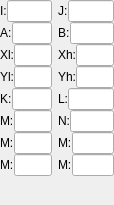
Qt form ui/cregssc61860widget.ui (TheProjecter/pockemul) before a commit.
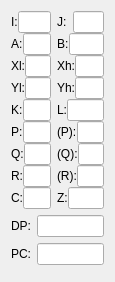
The same form after that commit.

What changed in the file:
```diff
--- a/ui/cregssc61860widget.ui
+++ b/ui/cregssc61860widget.ui
@@ -6,8 +6,8 @@
    <rect>
     <x>0</x>
     <y>0</y>
-    <width>114</width>
-    <height>205</height>
+    <width>115</width>
+    <height>282</height>
    </rect>
   </property>
   <property name="sizePolicy">
@@ -26,14 +26,14 @@
    <string>Form</string>
   </property>
   <layout class="QVBoxLayout" name="verticalLayout_3">
-   <property name="margin">
-    <number>0</number>
-   </property>
    <item>
     <layout class="QHBoxLayout" name="horizontalLayout_17">
      <property name="sizeConstraint">
       <enum>QLayout::SetMinimumSize</enum>
      </property>
+     <property name="bottomMargin">
+      <number>0</number>
+     </property>
      <item>
       <layout class="QVBoxLayout" name="verticalLayout">
        <property name="spacing">
@@ -42,6 +42,9 @@
        <property name="sizeConstraint">
         <enum>QLayout::SetFixedSize</enum>
        </property>
+       <property name="bottomMargin">
+        <number>0</number>
+       </property>
        <item>
         <layout class="QHBoxLayout" name="horizontalLayout">
          <property name="sizeConstraint">
@@ -68,6 +71,18 @@
              <height>0</height>
             </size>
            </property>
+           <property name="font">
+            <font>
+             <weight>75</weight>
+             <bold>true</bold>
+            </font>
+           </property>
+           <property name="acceptDrops">
+            <bool>false</bool>
+           </property>
+           <property name="readOnly">
+            <bool>true</bool>
+           </property>
           </widget>
          </item>
         </layout>
@@ -98,6 +113,18 @@
              <height>0</height>
             </size>
            </property>
+           <property name="font">
+            <font>
+             <weight>75</weight>
+             <bold>true</bold>
+            </font>
+           </property>
+           <property name="acceptDrops">
+            <bool>false</bool>
+           </property>
+           <property name="readOnly">
+            <bool>true</bool>
+           </property>
           </widget>
          </item>
         </layout>
@@ -128,6 +155,18 @@
              <height>0</height>
             </size>
            </property>
+           <property name="font">
+            <font>
+             <weight>75</weight>
+             <bold>true</bold>
+            </font>
+           </property>
+           <property name="acceptDrops">
+            <bool>false</bool>
+           </property>
+           <property name="readOnly">
+            <bool>true</bool>
+           </property>
           </widget>
          </item>
         </layout>
@@ -158,6 +197,18 @@
              <height>0</height>
             </size>
            </property>
+           <property name="font">
+            <font>
+             <weight>75</weight>
+             <bold>true</bold>
+            </font>
+           </property>
+           <property name="acceptDrops">
+            <bool>false</bool>
+           </property>
+           <property name="readOnly">
+            <bool>true</bool>
+           </property>
           </widget>
          </item>
         </layout>
@@ -188,6 +239,18 @@
              <height>0</height>
             </size>
            </property>
+           <property name="font">
+            <font>
+             <weight>75</weight>
+             <bold>true</bold>
+            </font>
+           </property>
+           <property name="acceptDrops">
+            <bool>false</bool>
+           </property>
+           <property name="readOnly">
+            <bool>true</bool>
+           </property>
           </widget>
          </item>
         </layout>
@@ -200,7 +263,7 @@
          <item>
           <widget class="QLabel" name="label_11">
            <property name="text">
-            <string>M:</string>
+            <string>P:</string>
            </property>
           </widget>
          </item>
@@ -217,6 +280,54 @@
              <width>20</width>
              <height>0</height>
             </size>
+           </property>
+           <property name="font">
+            <font>
+             <weight>75</weight>
+             <bold>true</bold>
+            </font>
+           </property>
+           <property name="acceptDrops">
+            <bool>false</bool>
+           </property>
+           <property name="readOnly">
+            <bool>true</bool>
+           </property>
+          </widget>
+         </item>
+        </layout>
+       </item>
+       <item>
+        <layout class="QHBoxLayout" name="horizontalLayout_12">
+         <property name="sizeConstraint">
+          <enum>QLayout::SetMinimumSize</enum>
+         </property>
+         <item>
+          <widget class="QLabel" name="label_12">
+           <property name="text">
+            <string>Q:</string>
+           </property>
+          </widget>
+         </item>
+         <item>
+          <widget class="QLineEdit" name="regQ">
+           <property name="minimumSize">
+            <size>
+             <width>20</width>
+             <height>0</height>
+            </size>
+           </property>
+           <property name="font">
+            <font>
+             <weight>75</weight>
+             <bold>true</bold>
+            </font>
+           </property>
+           <property name="acceptDrops">
+            <bool>false</bool>
+           </property>
+           <property name="readOnly">
+            <bool>true</bool>
            </property>
           </widget>
          </item>
@@ -230,7 +341,7 @@
          <item>
           <widget class="QLabel" name="label_13">
            <property name="text">
-            <string>M:</string>
+            <string>R:</string>
            </property>
           </widget>
          </item>
@@ -248,6 +359,18 @@
              <height>0</height>
             </size>
            </property>
+           <property name="font">
+            <font>
+             <weight>75</weight>
+             <bold>true</bold>
+            </font>
+           </property>
+           <property name="acceptDrops">
+            <bool>false</bool>
+           </property>
+           <property name="readOnly">
+            <bool>true</bool>
+           </property>
           </widget>
          </item>
         </layout>
@@ -260,7 +383,7 @@
          <item>
           <widget class="QLabel" name="label_15">
            <property name="text">
-            <string>M:</string>
+            <string>C:</string>
            </property>
           </widget>
          </item>
@@ -278,6 +401,18 @@
              <height>0</height>
             </size>
            </property>
+           <property name="font">
+            <font>
+             <weight>75</weight>
+             <bold>true</bold>
+            </font>
+           </property>
+           <property name="acceptDrops">
+            <bool>false</bool>
+           </property>
+           <property name="readOnly">
+            <bool>true</bool>
+           </property>
           </widget>
          </item>
         </layout>
@@ -285,12 +420,21 @@
       </layout>
      </item>
      <item>
-      <layout class="QVBoxLayout" name="verticalLayout_2">
+      <layout class="QVBoxLayout" name="verticalLayout_2" stretch="0,0,0,0,0,0,0,0,0">
        <property name="spacing">
         <number>0</number>
        </property>
+       <property name="sizeConstraint">
+        <enum>QLayout::SetFixedSize</enum>
+       </property>
+       <property name="bottomMargin">
+        <number>0</number>
+       </property>
        <item>
         <layout class="QHBoxLayout" name="horizontalLayout_4">
+         <property name="spacing">
+          <number>6</number>
+         </property>
          <property name="sizeConstraint">
           <enum>QLayout::SetMinimumSize</enum>
          </property>
@@ -309,6 +453,18 @@
              <height>0</height>
             </size>
            </property>
+           <property name="font">
+            <font>
+             <weight>75</weight>
+             <bold>true</bold>
+            </font>
+           </property>
+           <property name="acceptDrops">
+            <bool>false</bool>
+           </property>
+           <property name="readOnly">
+            <bool>true</bool>
+           </property>
           </widget>
          </item>
         </layout>
@@ -333,6 +489,18 @@
              <height>0</height>
             </size>
            </property>
+           <property name="font">
+            <font>
+             <weight>75</weight>
+             <bold>true</bold>
+            </font>
+           </property>
+           <property name="acceptDrops">
+            <bool>false</bool>
+           </property>
+           <property name="readOnly">
+            <bool>true</bool>
+           </property>
           </widget>
          </item>
         </layout>
@@ -357,6 +525,18 @@
              <height>0</height>
             </size>
            </property>
+           <property name="font">
+            <font>
+             <weight>75</weight>
+             <bold>true</bold>
+            </font>
+           </property>
+           <property name="acceptDrops">
+            <bool>false</bool>
+           </property>
+           <property name="readOnly">
+            <bool>true</bool>
+           </property>
           </widget>
          </item>
         </layout>
@@ -381,6 +561,18 @@
              <height>0</height>
             </size>
            </property>
+           <property name="font">
+            <font>
+             <weight>75</weight>
+             <bold>true</bold>
+            </font>
+           </property>
+           <property name="acceptDrops">
+            <bool>false</bool>
+           </property>
+           <property name="readOnly">
+            <bool>true</bool>
+           </property>
           </widget>
          </item>
         </layout>
@@ -405,29 +597,17 @@
              <height>0</height>
             </size>
            </property>
-          </widget>
-         </item>
-        </layout>
-       </item>
-       <item>
-        <layout class="QHBoxLayout" name="horizontalLayout_12">
-         <property name="sizeConstraint">
-          <enum>QLayout::SetMinimumSize</enum>
-         </property>
-         <item>
-          <widget class="QLabel" name="label_12">
-           <property name="text">
-            <string>N:</string>
+           <property name="font">
+            <font>
+             <weight>75</weight>
+             <bold>true</bold>
+            </font>
            </property>
-          </widget>
-         </item>
-         <item>
-          <widget class="QLineEdit" name="reg0b">
-           <property name="minimumSize">
-            <size>
-             <width>20</width>
-             <height>0</height>
-            </size>
+           <property name="acceptDrops">
+            <bool>false</bool>
+           </property>
+           <property name="readOnly">
+            <bool>true</bool>
            </property>
           </widget>
          </item>
@@ -439,9 +619,9 @@
           <enum>QLayout::SetMinimumSize</enum>
          </property>
          <item>
-          <widget class="QLabel" name="label_14">
+          <widget class="QLabel" name="label_18">
            <property name="text">
-            <string>M:</string>
+            <string>(P):</string>
            </property>
           </widget>
          </item>
@@ -452,6 +632,90 @@
              <width>20</width>
              <height>0</height>
             </size>
+           </property>
+           <property name="font">
+            <font>
+             <weight>75</weight>
+             <bold>true</bold>
+            </font>
+           </property>
+           <property name="acceptDrops">
+            <bool>false</bool>
+           </property>
+           <property name="readOnly">
+            <bool>true</bool>
+           </property>
+          </widget>
+         </item>
+        </layout>
+       </item>
+       <item>
+        <layout class="QHBoxLayout" name="horizontalLayout_20">
+         <property name="sizeConstraint">
+          <enum>QLayout::SetMinimumSize</enum>
+         </property>
+         <item>
+          <widget class="QLabel" name="label_19">
+           <property name="text">
+            <string>(Q):</string>
+           </property>
+          </widget>
+         </item>
+         <item>
+          <widget class="QLineEdit" name="reginQ">
+           <property name="minimumSize">
+            <size>
+             <width>20</width>
+             <height>0</height>
+            </size>
+           </property>
+           <property name="font">
+            <font>
+             <weight>75</weight>
+             <bold>true</bold>
+            </font>
+           </property>
+           <property name="acceptDrops">
+            <bool>false</bool>
+           </property>
+           <property name="readOnly">
+            <bool>true</bool>
+           </property>
+          </widget>
+         </item>
+        </layout>
+       </item>
+       <item>
+        <layout class="QHBoxLayout" name="horizontalLayout_21">
+         <property name="sizeConstraint">
+          <enum>QLayout::SetMinimumSize</enum>
+         </property>
+         <item>
+          <widget class="QLabel" name="label_20">
+           <property name="text">
+            <string>(R):</string>
+           </property>
+          </widget>
+         </item>
+         <item>
+          <widget class="QLineEdit" name="reginR">
+           <property name="minimumSize">
+            <size>
+             <width>20</width>
+             <height>0</height>
+            </size>
+           </property>
+           <property name="font">
+            <font>
+             <weight>75</weight>
+             <bold>true</bold>
+            </font>
+           </property>
+           <property name="acceptDrops">
+            <bool>false</bool>
+           </property>
+           <property name="readOnly">
+            <bool>true</bool>
            </property>
           </widget>
          </item>
@@ -465,7 +729,7 @@
          <item>
           <widget class="QLabel" name="label_16">
            <property name="text">
-            <string>M:</string>
+            <string>Z:</string>
            </property>
           </widget>
          </item>
@@ -477,6 +741,18 @@
              <height>0</height>
             </size>
            </property>
+           <property name="font">
+            <font>
+             <weight>75</weight>
+             <bold>true</bold>
+            </font>
+           </property>
+           <property name="acceptDrops">
+            <bool>false</bool>
+           </property>
+           <property name="readOnly">
+            <bool>true</bool>
+           </property>
           </widget>
          </item>
         </layout>
@@ -485,6 +761,78 @@
      </item>
     </layout>
    </item>
+   <item>
+    <layout class="QHBoxLayout" name="horizontalLayout_18">
+     <property name="sizeConstraint">
+      <enum>QLayout::SetMinimumSize</enum>
+     </property>
+     <item>
+      <widget class="QLabel" name="label_14">
+       <property name="text">
+        <string>DP:</string>
+       </property>
+      </widget>
+     </item>
+     <item>
+      <widget class="QLineEdit" name="regDP">
+       <property name="minimumSize">
+        <size>
+         <width>20</width>
+         <height>0</height>
+        </size>
+       </property>
+       <property name="font">
+        <font>
+         <weight>75</weight>
+         <bold>true</bold>
+        </font>
+       </property>
+       <property name="acceptDrops">
+        <bool>false</bool>
+       </property>
+       <property name="readOnly">
+        <bool>true</bool>
+       </property>
+      </widget>
+     </item>
+    </layout>
+   </item>
+   <item>
+    <layout class="QHBoxLayout" name="horizontalLayout_19">
+     <property name="sizeConstraint">
+      <enum>QLayout::SetMinimumSize</enum>
+     </property>
+     <item>
+      <widget class="QLabel" name="label_17">
+       <property name="text">
+        <string>PC:</string>
+       </property>
+      </widget>
+     </item>
+     <item>
+      <widget class="QLineEdit" name="regPC">
+       <property name="minimumSize">
+        <size>
+         <width>20</width>
+         <height>0</height>
+        </size>
+       </property>
+       <property name="font">
+        <font>
+         <weight>75</weight>
+         <bold>true</bold>
+        </font>
+       </property>
+       <property name="acceptDrops">
+        <bool>false</bool>
+       </property>
+       <property name="readOnly">
+        <bool>true</bool>
+       </property>
+      </widget>
+     </item>
+    </layout>
+   </item>
    <item>
     <spacer name="verticalSpacer">
      <property name="orientation">
@@ -493,7 +841,7 @@
      <property name="sizeHint" stdset="0">
       <size>
        <width>20</width>
-       <height>42</height>
+       <height>40</height>
       </size>
      </property>
     </spacer>
```
Left out of the diff: 10 changed lines with no effect on the pictures.
